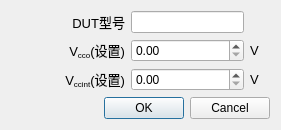
Old version of the form xqv300/soft/zebra-scope/AdcSettingsDialog.ui in the repository Quenii/ADCEVM.
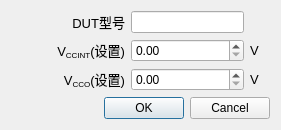
New version of the form.

```diff
--- a/xqv300/soft/zebra-scope/AdcSettingsDialog.ui
+++ b/xqv300/soft/zebra-scope/AdcSettingsDialog.ui
@@ -55,7 +55,7 @@
 &lt;html&gt;&lt;head&gt;&lt;meta name=&quot;qrichtext&quot; content=&quot;1&quot; /&gt;&lt;style type=&quot;text/css&quot;&gt;
 p, li { white-space: pre-wrap; }
 &lt;/style&gt;&lt;/head&gt;&lt;body style=&quot; font-family:'Arial'; font-size:10pt; font-weight:400; font-style:normal;&quot;&gt;
-&lt;p style=&quot; margin-top:0px; margin-bottom:0px; margin-left:0px; margin-right:0px; -qt-block-indent:0; text-indent:0px;&quot;&gt;V&lt;span style=&quot; vertical-align:sub;&quot;&gt;cco&lt;/span&gt;(设置)&lt;/p&gt;&lt;/body&gt;&lt;/html&gt;</string>
+&lt;p style=&quot; margin-top:0px; margin-bottom:0px; margin-left:0px; margin-right:0px; -qt-block-indent:0; text-indent:0px;&quot;&gt;V&lt;span style=&quot; vertical-align:sub;&quot;&gt;CCINT&lt;/span&gt;(设置)&lt;/p&gt;&lt;/body&gt;&lt;/html&gt;</string>
        </property>
        <property name="alignment">
         <set>Qt::AlignRight|Qt::AlignTrailing|Qt::AlignVCenter</set>
@@ -110,7 +110,7 @@
 &lt;html&gt;&lt;head&gt;&lt;meta name=&quot;qrichtext&quot; content=&quot;1&quot; /&gt;&lt;style type=&quot;text/css&quot;&gt;
 p, li { white-space: pre-wrap; }
 &lt;/style&gt;&lt;/head&gt;&lt;body style=&quot; font-family:'Arial'; font-size:10pt; font-weight:400; font-style:normal;&quot;&gt;
-&lt;p style=&quot; margin-top:0px; margin-bottom:0px; margin-left:0px; margin-right:0px; -qt-block-indent:0; text-indent:0px;&quot;&gt;V&lt;span style=&quot; vertical-align:sub;&quot;&gt;ccint&lt;/span&gt;(设置)&lt;/p&gt;&lt;/body&gt;&lt;/html&gt;</string>
+&lt;p style=&quot; margin-top:0px; margin-bottom:0px; margin-left:0px; margin-right:0px; -qt-block-indent:0; text-indent:0px;&quot;&gt;V&lt;span style=&quot; vertical-align:sub;&quot;&gt;CCO&lt;/span&gt;(设置)&lt;/p&gt;&lt;/body&gt;&lt;/html&gt;</string>
        </property>
        <property name="alignment">
         <set>Qt::AlignRight|Qt::AlignTrailing|Qt::AlignVCenter</set>
```
